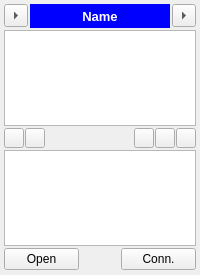
The window that spinetoolbox/ui/subwindow_data_connection.ui (spine-tools/Spine-Toolbox) describes before a commit, drawn with Qt 5.
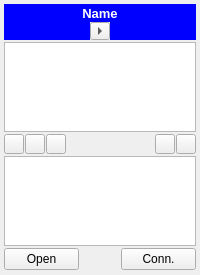
The same window after the commit. Icons and pictures are not drawn.

Commit message: Another visualization option with one central connector. In my opinion it looks better but both options have pros and cons.

What changed in the file:
```diff
--- a/spinetoolbox/ui/subwindow_data_connection.ui
+++ b/spinetoolbox/ui/subwindow_data_connection.ui
@@ -54,7 +54,7 @@
   <property name="toolTip">
    <string/>
   </property>
-  <layout class="QVBoxLayout" name="verticalLayout_2">
+  <layout class="QVBoxLayout" name="verticalLayout_3">
    <property name="spacing">
     <number>0</number>
    </property>
@@ -71,7 +71,7 @@
     <number>0</number>
    </property>
    <item>
-    <layout class="QVBoxLayout" name="verticalLayout">
+    <layout class="QVBoxLayout" name="verticalLayout_2">
      <property name="spacing">
       <number>2</number>
      </property>
@@ -88,24 +88,14 @@
       <number>4</number>
      </property>
      <item>
-      <layout class="QHBoxLayout" name="horizontalLayout_top">
-       <item>
-        <widget class="QToolButton" name="toolButton_inputslot">
-         <property name="toolTip">
-          <string>Input slot. Draw connections from/to here.</string>
-         </property>
-         <property name="text">
-          <string>...</string>
-         </property>
-         <property name="arrowType">
-          <enum>Qt::RightArrow</enum>
-         </property>
-        </widget>
-       </item>
+      <layout class="QVBoxLayout" name="verticalLayout">
+       <property name="spacing">
+        <number>0</number>
+       </property>
        <item>
         <widget class="QLabel" name="label_name">
          <property name="sizePolicy">
-          <sizepolicy hsizetype="Preferred" vsizetype="Fixed">
+          <sizepolicy hsizetype="Preferred" vsizetype="Minimum">
            <horstretch>0</horstretch>
            <verstretch>0</verstretch>
           </sizepolicy>
@@ -113,7 +103,13 @@
          <property name="minimumSize">
           <size>
            <width>0</width>
-           <height>24</height>
+           <height>18</height>
+          </size>
+         </property>
+         <property name="maximumSize">
+          <size>
+           <width>16777215</width>
+           <height>18</height>
           </size>
          </property>
          <property name="font">
@@ -139,17 +135,120 @@
         </widget>
        </item>
        <item>
-        <widget class="QToolButton" name="toolButton_outputslot">
-         <property name="toolTip">
-          <string>Output slot. Draw connections from/to here.</string>
+        <layout class="QHBoxLayout" name="horizontalLayout_3">
+         <property name="spacing">
+          <number>0</number>
          </property>
-         <property name="text">
-          <string>...</string>
-         </property>
-         <property name="arrowType">
-          <enum>Qt::RightArrow</enum>
-         </property>
-        </widget>
+         <item>
+          <widget class="QLabel" name="label_name_2">
+           <property name="sizePolicy">
+            <sizepolicy hsizetype="Preferred" vsizetype="Fixed">
+             <horstretch>0</horstretch>
+             <verstretch>0</verstretch>
+            </sizepolicy>
+           </property>
+           <property name="minimumSize">
+            <size>
+             <width>0</width>
+             <height>18</height>
+            </size>
+           </property>
+           <property name="maximumSize">
+            <size>
+             <width>16777215</width>
+             <height>18</height>
+            </size>
+           </property>
+           <property name="font">
+            <font>
+             <pointsize>10</pointsize>
+             <weight>75</weight>
+             <bold>true</bold>
+            </font>
+           </property>
+           <property name="styleSheet">
+            <string notr="true">background-color: rgb(0, 0, 255);
+color: rgb(255, 255, 255);</string>
+           </property>
+           <property name="text">
+            <string/>
+           </property>
+           <property name="alignment">
+            <set>Qt::AlignCenter</set>
+           </property>
+           <property name="wordWrap">
+            <bool>true</bool>
+           </property>
+          </widget>
+         </item>
+         <item>
+          <widget class="QToolButton" name="toolButton_connector">
+           <property name="minimumSize">
+            <size>
+             <width>0</width>
+             <height>1</height>
+            </size>
+           </property>
+           <property name="toolTip">
+            <string>Draw connections from/to here.</string>
+           </property>
+           <property name="text">
+            <string>...</string>
+           </property>
+           <property name="iconSize">
+            <size>
+             <width>12</width>
+             <height>12</height>
+            </size>
+           </property>
+           <property name="arrowType">
+            <enum>Qt::RightArrow</enum>
+           </property>
+          </widget>
+         </item>
+         <item>
+          <widget class="QLabel" name="label_name_3">
+           <property name="sizePolicy">
+            <sizepolicy hsizetype="Preferred" vsizetype="Fixed">
+             <horstretch>0</horstretch>
+             <verstretch>0</verstretch>
+            </sizepolicy>
+           </property>
+           <property name="minimumSize">
+            <size>
+             <width>0</width>
+             <height>12</height>
+            </size>
+           </property>
+           <property name="maximumSize">
+            <size>
+             <width>16777215</width>
+             <height>18</height>
+            </size>
+           </property>
+           <property name="font">
+            <font>
+             <pointsize>10</pointsize>
+             <weight>75</weight>
+             <bold>true</bold>
+            </font>
+           </property>
+           <property name="styleSheet">
+            <string notr="true">background-color: rgb(0, 0, 255);
+color: rgb(255, 255, 255);</string>
+           </property>
+           <property name="text">
+            <string/>
+           </property>
+           <property name="alignment">
+            <set>Qt::AlignCenter</set>
+           </property>
+           <property name="wordWrap">
+            <bool>true</bool>
+           </property>
+          </widget>
+         </item>
+        </layout>
        </item>
       </layout>
      </item>
@@ -272,19 +371,6 @@
          </property>
         </widget>
        </item>
-       <item>
-        <spacer name="horizontalSpacer">
-         <property name="orientation">
-          <enum>Qt::Horizontal</enum>
-         </property>
-         <property name="sizeHint" stdset="0">
-          <size>
-           <width>40</width>
-           <height>20</height>
-          </size>
-         </property>
-        </spacer>
-       </item>
        <item>
         <widget class="QToolButton" name="toolButton_add">
          <property name="maximumSize">
@@ -305,6 +391,19 @@
          </property>
         </widget>
        </item>
+       <item>
+        <spacer name="horizontalSpacer">
+         <property name="orientation">
+          <enum>Qt::Horizontal</enum>
+         </property>
+         <property name="sizeHint" stdset="0">
+          <size>
+           <width>40</width>
+           <height>20</height>
+          </size>
+         </property>
+        </spacer>
+       </item>
        <item>
         <widget class="QToolButton" name="toolButton_datapkg">
          <property name="enabled">
```
Left out of the diff: 5 changed lines with no effect on the pictures. The commit also changes 11 other files.
